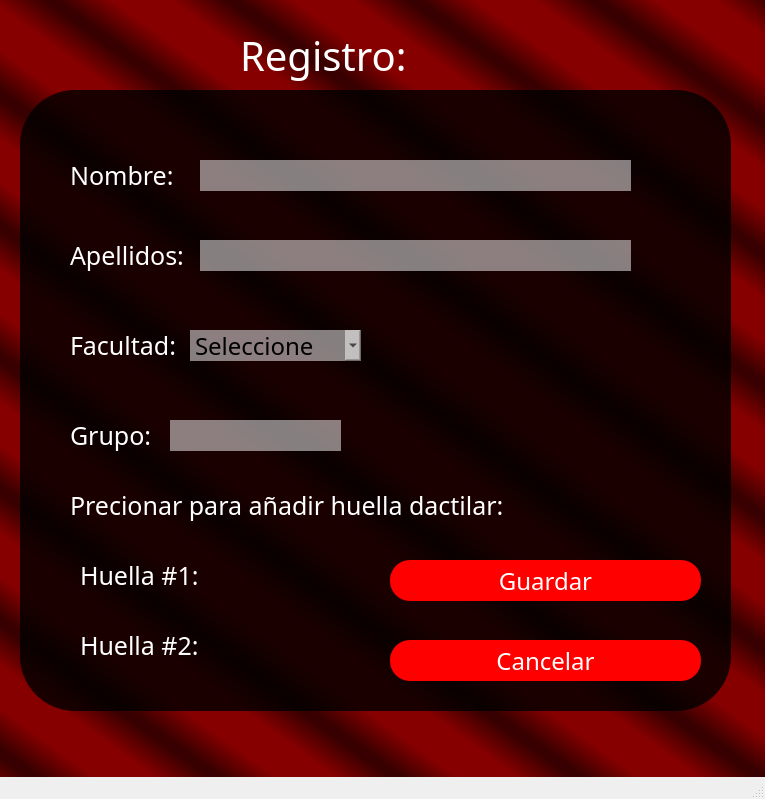
The window that registro.ui (christiansosaj/FingerPrint) describes before a commit, drawn with Qt 5.
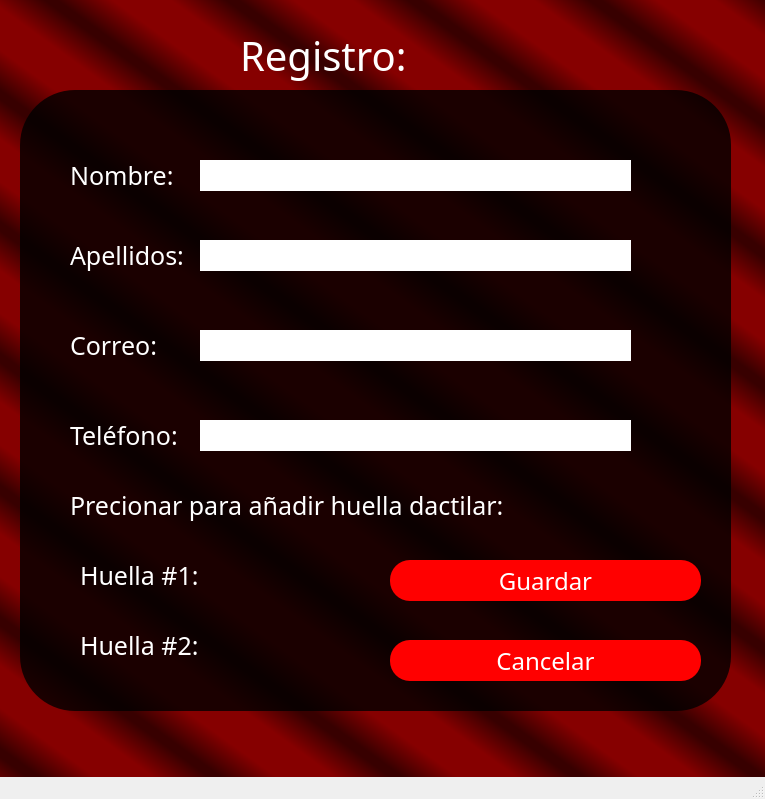
The same window after the commit. Icons and pictures are not drawn.

What changed in the file:
```diff
--- a/registro.ui
+++ b/registro.ui
@@ -158,7 +158,7 @@
 </string>
      </property>
      <property name="text">
-      <string>Facultad:</string>
+      <string>Correo:</string>
      </property>
     </widget>
     <widget class="QLabel" name="label_6">
@@ -185,7 +185,7 @@
 </string>
      </property>
      <property name="text">
-      <string>Grupo:</string>
+      <string>Teléfono:</string>
      </property>
     </widget>
     <widget class="QPushButton" name="Huella1Btn">
@@ -355,57 +355,9 @@
       </rect>
      </property>
      <property name="styleSheet">
-      <string notr="true">background-color: rgb(255, 255, 255,0.5);</string>
+      <string notr="true">background-color: rgb(255, 255, 255);</string>
      </property>
     </widget>
-    <widget class="QComboBox" name="comboBox">
-     <property name="geometry">
-      <rect>
-       <x>170</x>
-       <y>240</y>
-       <width>171</width>
-       <height>31</height>
-      </rect>
-     </property>
-     <property name="styleSheet">
-      <string notr="true">background-color: rgb(255, 255, 255,0.5);</string>
-     </property>
-     <item>
-      <property name="text">
-       <string>Seleccione</string>
-      </property>
-     </item>
-     <item>
-      <property name="text">
-       <string>1</string>
-      </property>
-     </item>
-     <item>
-      <property name="text">
-       <string>2</string>
-      </property>
-     </item>
-     <item>
-      <property name="text">
-       <string>3</string>
-      </property>
-     </item>
-     <item>
-      <property name="text">
-       <string>4</string>
-      </property>
-     </item>
-     <item>
-      <property name="text">
-       <string>FTE</string>
-      </property>
-     </item>
-     <item>
-      <property name="text">
-       <string>CITEC</string>
-      </property>
-     </item>
-    </widget>
     <widget class="QLineEdit" name="lineEdit_3">
      <property name="geometry">
       <rect>
@@ -416,20 +368,7 @@
       </rect>
      </property>
      <property name="styleSheet">
-      <string notr="true">background-color: rgb(255, 255, 255,0.5);</string>
-     </property>
-    </widget>
-    <widget class="QLineEdit" name="lineEdit_4">
-     <property name="geometry">
-      <rect>
-       <x>150</x>
-       <y>330</y>
-       <width>171</width>
-       <height>31</height>
-      </rect>
-     </property>
-     <property name="styleSheet">
-      <string notr="true">background-color: rgb(255, 255, 255,0.5);</string>
+      <string notr="true">background-color: rgb(255, 255, 255);</string>
      </property>
     </widget>
     <widget class="QPushButton" name="CancelarRbtn">
@@ -455,6 +394,32 @@
       <string>Cancelar</string>
      </property>
     </widget>
+    <widget class="QLineEdit" name="lineEdit_5">
+     <property name="geometry">
+      <rect>
+       <x>180</x>
+       <y>240</y>
+       <width>431</width>
+       <height>31</height>
+      </rect>
+     </property>
+     <property name="styleSheet">
+      <string notr="true">background-color: rgb(255, 255, 255);</string>
+     </property>
+    </widget>
+    <widget class="QLineEdit" name="lineEdit_6">
+     <property name="geometry">
+      <rect>
+       <x>180</x>
+       <y>330</y>
+       <width>431</width>
+       <height>31</height>
+      </rect>
+     </property>
+     <property name="styleSheet">
+      <string notr="true">background-color: rgb(255, 255, 255);</string>
+     </property>
+    </widget>
    </widget>
    <widget class="QLabel" name="label_2">
     <property name="geometry">
```
